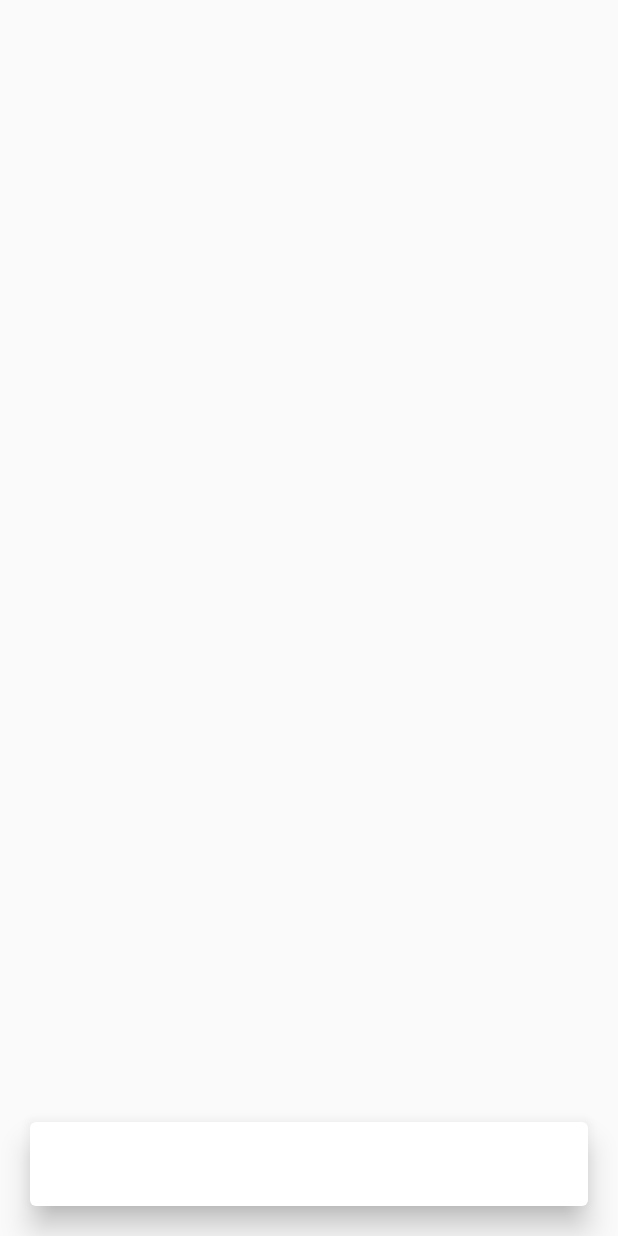
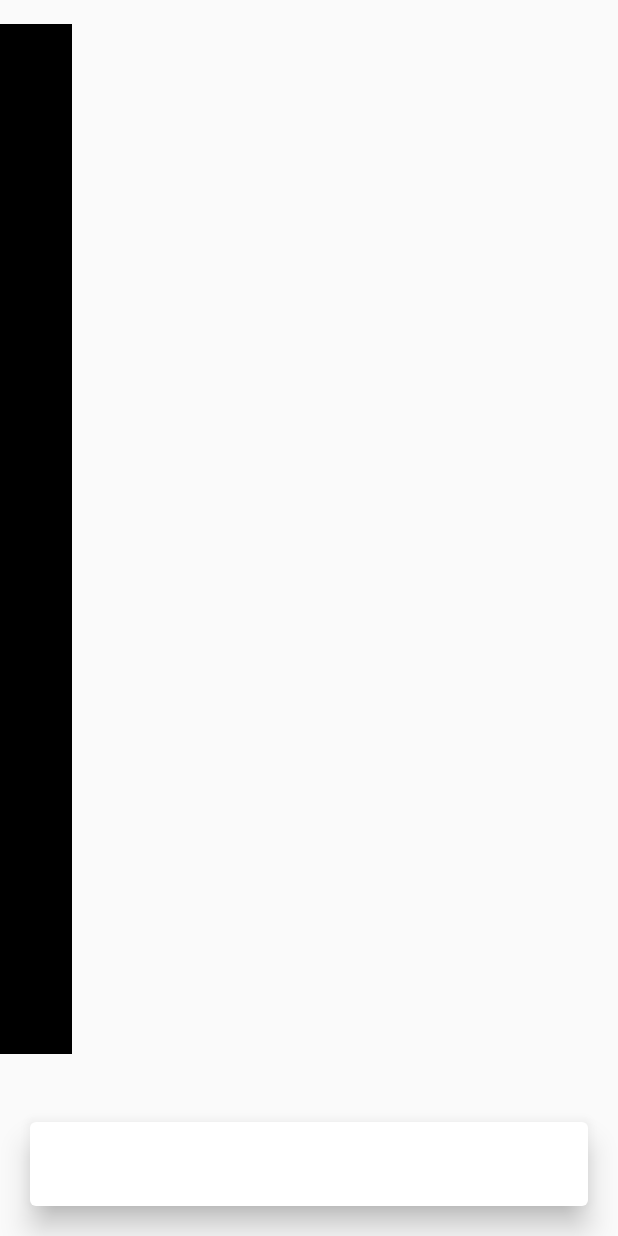
Before and after one commit to JAICHANGPARK/flutter_notebook_11th_story, a Flutter app: the screen it shows after launch, on a phone screen of 412 x 824 dp. Run offline on Flutter 3.47's test engine with Material 2 defaults, Android fonts, the phone set to English and light mode, and no system bars; our stand-ins replace backdrop, badges, flutter_inner_drawer, flutter_slidable, flutter_swiper, google_fonts.

Commit message:
Update food_bill_home_page.dart

```diff
--- a/lib/ep714_food_bill_app/ui/food_bill_home_page.dart
+++ b/lib/ep714_food_bill_app/ui/food_bill_home_page.dart
@@ -11,6 +11,15 @@ class _FoodBillHomePageState extends State<FoodBillHomePage> {
     return Scaffold(
       body: Stack(
         children: [
+          Positioned(child: Container(
+            width: 48,
+            color: Colors.black,
+            height: MediaQuery.of(context).size.height / 1.2,
+
+          ),
+          left: 0,
+          top: 16,
+          ),
           Positioned(
             bottom: 16,
             left: 16,
```
